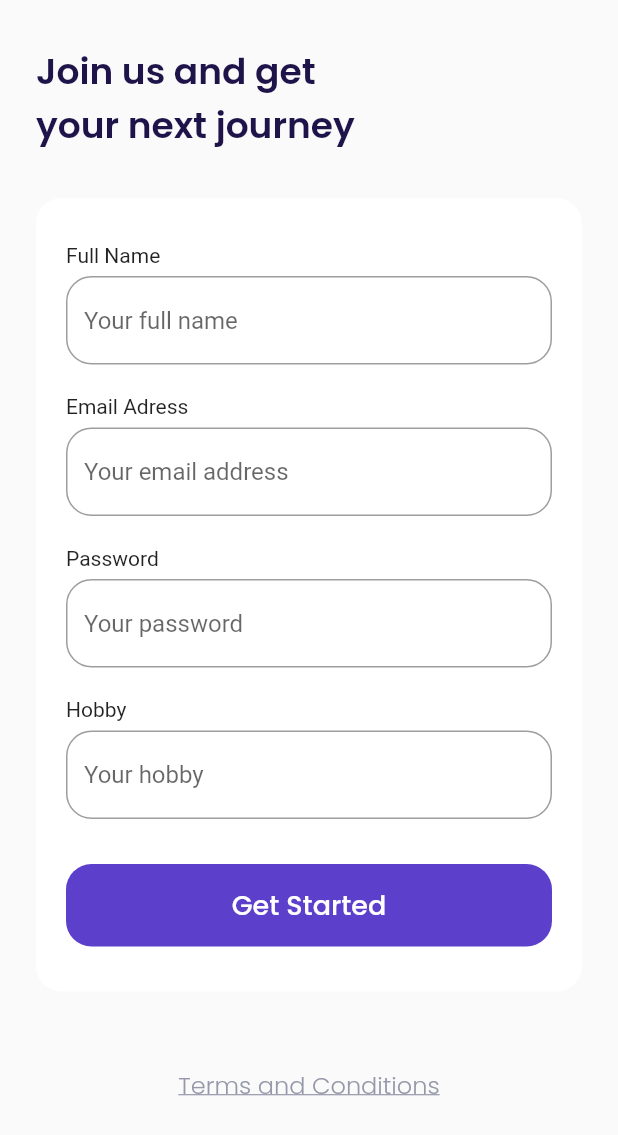
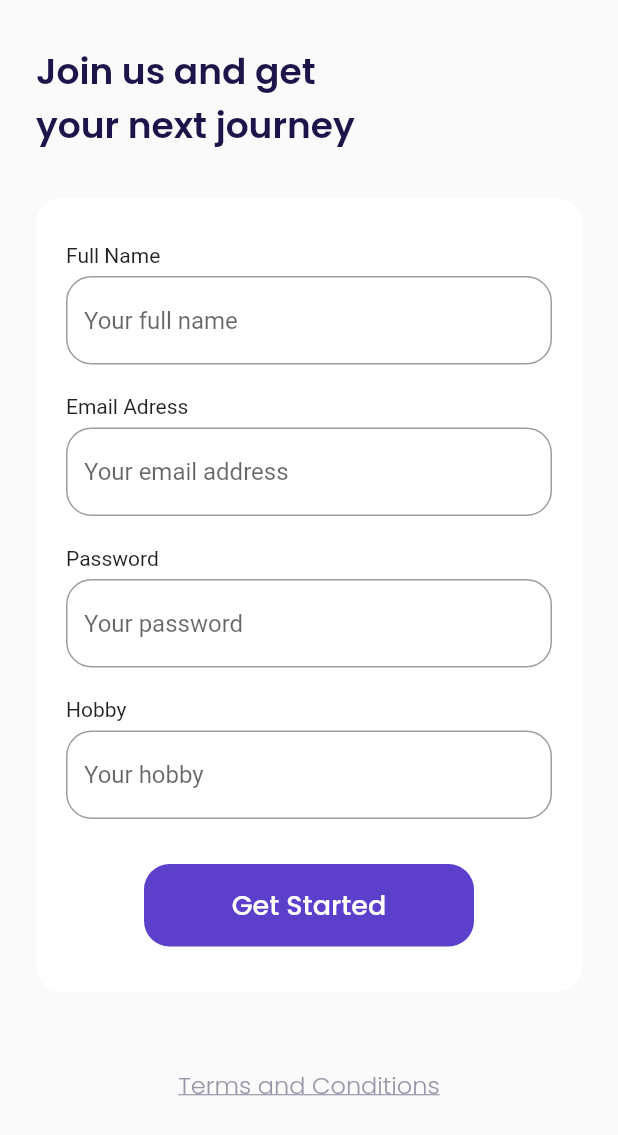
Before and after one commit to chaedirdwiantara/airplaneFlutter, a Flutter app: the screen it shows after launch, after a tap on "Get Started", on a phone screen of 412 x 824 dp. Shown: the top 1135 px of the screen. Run offline on Flutter 3.47's test engine with Material 2 defaults, Android fonts, the phone set to English and light mode, and no system bars; our stand-ins replace google_fonts.

Commit message:
add custom button

```diff
--- a/lib/ui/pages/bonus_page.dart
+++ b/lib/ui/pages/bonus_page.dart
@@ -1,3 +1,4 @@
+import 'package:airplane/ui/pages/custom_button.dart';
 import 'package:flutter/material.dart';
 import '../../shared/theme.dart';
 
@@ -14,7 +15,7 @@ class BonusPage extends StatelessWidget {
           defaultMargin,
         ),
         decoration: BoxDecoration(
-          image: DecorationImage(
+          image: const DecorationImage(
             image: AssetImage(
               'assets/image_card.png',
             ),
@@ -23,7 +24,7 @@ class BonusPage extends StatelessWidget {
             BoxShadow(
                 color: kPrimaryColor.withOpacity(0.5),
                 blurRadius: 50,
-                offset: Offset(0, 10)),
+                offset: const Offset(0, 10)),
           ],
         ),
         child: Column(
@@ -53,8 +54,8 @@ class BonusPage extends StatelessWidget {
                 Container(
                   width: 24,
                   height: 24,
-                  margin: EdgeInsets.only(right: 6),
-                  decoration: BoxDecoration(
+                  margin: const EdgeInsets.only(right: 6),
+                  decoration: const BoxDecoration(
                     image: DecorationImage(
                       image: AssetImage(
                         'assets/icon_plane.png',
@@ -71,7 +72,7 @@ class BonusPage extends StatelessWidget {
                 ),
               ],
             ),
-            SizedBox(
+            const SizedBox(
               height: 41,
             ),
             Text(
@@ -92,7 +93,7 @@ class BonusPage extends StatelessWidget {
 
     Widget title() {
       return Container(
-        margin: EdgeInsets.only(top: 80),
+        margin: const EdgeInsets.only(top: 80),
         child: Text(
           'Big Bonus 🎉',
           style: blackTextStyle.copyWith(
@@ -105,7 +106,7 @@ class BonusPage extends StatelessWidget {
 
     Widget subtitle() {
       return Container(
-        margin: EdgeInsets.only(top: 10),
+        margin: const EdgeInsets.only(top: 10),
         child: Text(
           'We give you early credit so that\nyou can buy a flight ticket',
           style: greyTextStyle.copyWith(
@@ -118,28 +119,13 @@ class BonusPage extends StatelessWidget {
     }
 
     Widget startButton() {
-      return Container(
+      return CustomButton(
+        title: 'Start Fly Now',
+        onPressed: () {
+          Navigator.pushNamed(context, '/main');
+        },
         width: 220,
-        height: 55,
-        margin: EdgeInsets.only(top: 50),
-        child: TextButton(
-          onPressed: () {
-            Navigator.pushNamed(context, '/main');
-          },
-          style: TextButton.styleFrom(
-            backgroundColor: kPrimaryColor,
-            shape: RoundedRectangleBorder(
-              borderRadius: BorderRadius.circular(defaultRadius),
-            ),
-          ),
-          child: Text(
-            'Start Fly Now',
-            style: whiteTextStyle.copyWith(
-              fontSize: 18,
-              fontWeight: medium,
-            ),
-          ),
-        ),
+        margin: const EdgeInsets.only(top: 50),
       );
     }
 
--- /dev/null
+++ b/lib/ui/pages/custom_button.dart
@@ -0,0 +1,42 @@
+import 'package:airplane/shared/theme.dart';
+import 'package:flutter/material.dart';
+
+class CustomButton extends StatelessWidget {
+  const CustomButton({
+    Key? key,
+    required this.title,
+    this.width = double.infinity,
+    required this.onPressed,
+    this.margin = EdgeInsets.zero,
+  }) : super(key: key);
+
+  final String title;
+  final double width;
+  final Function() onPressed;
+  final EdgeInsets margin;
+
+  @override
+  Widget build(BuildContext context) {
+    return Container(
+      width: width,
+      height: 55,
+      margin: margin,
+      child: TextButton(
+        onPressed: onPressed,
+        style: TextButton.styleFrom(
+          backgroundColor: kPrimaryColor,
+          shape: RoundedRectangleBorder(
+            borderRadius: BorderRadius.circular(defaultRadius),
+          ),
+        ),
+        child: Text(
+          title,
+          style: whiteTextStyle.copyWith(
+            fontSize: 18,
+            fontWeight: medium,
+          ),
+        ),
+      ),
+    );
+  }
+}
--- a/lib/ui/pages/get_started_page.dart
+++ b/lib/ui/pages/get_started_page.dart
@@ -1,3 +1,4 @@
+import 'package:airplane/ui/pages/custom_button.dart';
 import 'package:flutter/material.dart';
 import '../../shared/theme.dart';
 
@@ -12,7 +13,7 @@ class GetStartedPage extends StatelessWidget {
           Container(
             width: double.infinity,
             height: double.infinity,
-            decoration: BoxDecoration(
+            decoration: const BoxDecoration(
               image: DecorationImage(
                   image: AssetImage(
                     'assets/image_get_started.png',
@@ -31,7 +32,7 @@ class GetStartedPage extends StatelessWidget {
                     fontWeight: semiBold,
                   ),
                 ),
-                SizedBox(
+                const SizedBox(
                   height: 10,
                 ),
                 Text(
@@ -42,28 +43,13 @@ class GetStartedPage extends StatelessWidget {
                   ),
                   textAlign: TextAlign.center,
                 ),
-                Container(
+                CustomButton(
+                  title: 'Get Started',
+                  onPressed: () {
+                    Navigator.pushNamed(context, '/sign-up');
+                  },
                   width: 220,
-                  height: 55,
-                  margin: EdgeInsets.only(top: 50, bottom: 80),
-                  child: TextButton(
-                    onPressed: () {
-                      Navigator.pushNamed(context, '/sign-up');
-                    },
-                    style: TextButton.styleFrom(
-                      backgroundColor: kPrimaryColor,
-                      shape: RoundedRectangleBorder(
-                        borderRadius: BorderRadius.circular(defaultRadius),
-                      ),
-                    ),
-                    child: Text(
-                      'Get Started',
-                      style: whiteTextStyle.copyWith(
-                        fontSize: 18,
-                        fontWeight: medium,
-                      ),
-                    ),
-                  ),
+                  margin: const EdgeInsets.only(top: 50, bottom: 80),
                 )
               ],
             ),
--- a/lib/ui/pages/sign_up_page.dart
+++ b/lib/ui/pages/sign_up_page.dart
@@ -1,3 +1,4 @@
+import 'package:airplane/ui/pages/custom_button.dart';
 import 'package:flutter/material.dart';
 import '../../shared/theme.dart';
 
@@ -8,7 +9,7 @@ class SignUpPage extends StatelessWidget {
   Widget build(BuildContext context) {
     Widget title() {
       return Container(
-        margin: EdgeInsets.only(top: 30),
+        margin: const EdgeInsets.only(top: 30),
         child: Text(
           'Join us and get\nyour next journey',
           style: blackTextStyle.copyWith(
@@ -22,12 +23,12 @@ class SignUpPage extends StatelessWidget {
     Widget inputSection() {
       Widget nameInput() {
         return Container(
-          margin: EdgeInsets.only(bottom: 20),
+          margin: const EdgeInsets.only(bottom: 20),
           child: Column(
             crossAxisAlignment: CrossAxisAlignment.start,
             children: [
-              Text('Full Name'),
-              SizedBox(
+              const Text('Full Name'),
+              const SizedBox(
                 height: 6,
               ),
               TextFormField(
@@ -56,12 +57,12 @@ class SignUpPage extends StatelessWidget {
 
       Widget emailInput() {
         return Container(
-          margin: EdgeInsets.only(bottom: 20),
+          margin: const EdgeInsets.only(bottom: 20),
           child: Column(
             crossAxisAlignment: CrossAxisAlignment.start,
             children: [
-              Text('Email Adress'),
-              SizedBox(
+              const Text('Email Adress'),
+              const SizedBox(
                 height: 6,
               ),
               TextFormField(
@@ -90,12 +91,12 @@ class SignUpPage extends StatelessWidget {
 
       Widget passwordInput() {
         return Container(
-          margin: EdgeInsets.only(bottom: 20),
+          margin: const EdgeInsets.only(bottom: 20),
           child: Column(
             crossAxisAlignment: CrossAxisAlignment.start,
             children: [
-              Text('Password'),
-              SizedBox(
+              const Text('Password'),
+              const SizedBox(
                 height: 6,
               ),
               TextFormField(
@@ -125,12 +126,12 @@ class SignUpPage extends StatelessWidget {
 
       Widget hobbyInput() {
         return Container(
-          margin: EdgeInsets.only(bottom: 30),
+          margin: const EdgeInsets.only(bottom: 30),
           child: Column(
             crossAxisAlignment: CrossAxisAlignment.start,
             children: [
-              Text('Hobby'),
-              SizedBox(
+              const Text('Hobby'),
+              const SizedBox(
                 height: 6,
               ),
               TextFormField(
@@ -158,32 +159,18 @@ class SignUpPage extends StatelessWidget {
       }
 
       Widget submitButton() {
-        return Container(
-          width: double.infinity,
-          height: 55,
-          child: TextButton(
-            onPressed: () {
-              Navigator.pushNamed(context, '/bonus-page');
-            },
-            style: TextButton.styleFrom(
-              backgroundColor: kPrimaryColor,
-              shape: RoundedRectangleBorder(
-                borderRadius: BorderRadius.circular(
-                  defaultRadius,
-                ),
-              ),
-            ),
-            child: Text(
-              'Get Started',
-              style: whiteTextStyle.copyWith(fontSize: 18, fontWeight: medium),
-            ),
-          ),
+        return CustomButton(
+          title: 'Get Started',
+          onPressed: () {
+            Navigator.pushNamed(context, '/bonus-page');
+          },
+          width: 220,
         );
       }
 
       return Container(
-        margin: EdgeInsets.only(top: 30),
-        padding: EdgeInsets.symmetric(
+        margin: const EdgeInsets.only(top: 30),
+        padding: const EdgeInsets.symmetric(
           horizontal: 20,
           vertical: 30,
         ),
@@ -206,7 +193,7 @@ class SignUpPage extends StatelessWidget {
     Widget tacButton() {
       return Container(
         alignment: Alignment.center,
-        margin: EdgeInsets.only(
+        margin: const EdgeInsets.only(
           top: 50,
           bottom: 73,
         ),
```
